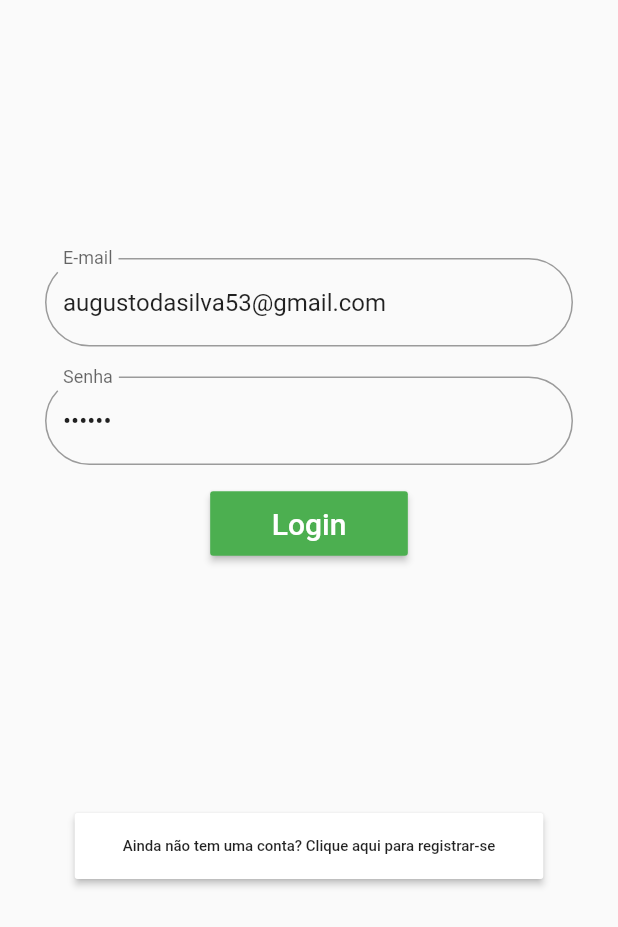
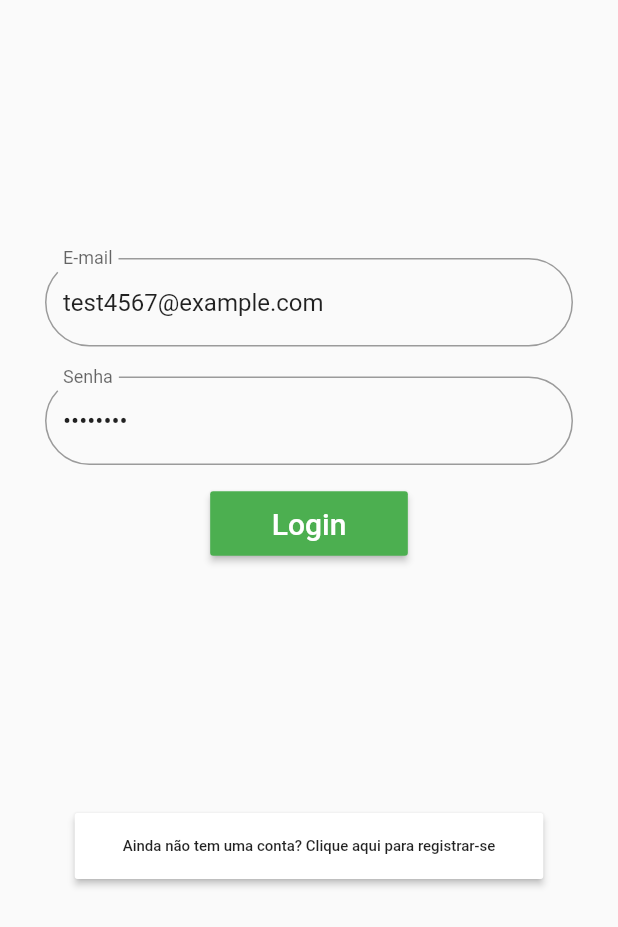
Before and after one commit to barreiradlc/ecarto, a Flutter app: the screen it shows after launch, on a phone screen of 412 x 824 dp, the part 309-1236 px from its top. Run offline on Flutter 3.47's test engine with Material 2 defaults, Android fonts, the phone set to English and light mode, and no system bars; our stand-ins replace carousel_slider, dio, geolocator, get, image_picker, shared_preferences and 1 more; missing offline and left inert: universal_html; accounts and stored records are empty.

```diff
--- a/lib/telas/DetailItemScreen.dart
+++ b/lib/telas/DetailItemScreen.dart
@@ -127,7 +127,7 @@ class DetailItems extends State<DetailItemScreen> {
                   children: <Widget>[
                     AlertDialog(
                       // buttonPadd ing: EdgeInsets.all(40),
-                      insetPadding: EdgeInsets.symmetric(vertical: 20),
+                      contentPadding: EdgeInsets.symmetric(vertical: 20),
                       content: Container(
                         padding: EdgeInsets.symmetric(vertical: 20),
                         child:
--- a/lib/telas/Home/Artes.dart
+++ b/lib/telas/Home/Artes.dart
@@ -97,7 +97,7 @@ class ArteState extends State<Artes> {
                                 image: bg,
                                 fit: BoxFit.cover,
                                 colorFilter: new ColorFilter.mode(
-                                    Colors.blue.withOpacity(0.6),
+                                    Colors.lightBlue.withOpacity(0.6),
                                     BlendMode.srcOver),
                               ),
                             ),
--- a/lib/telas/Home/Materiais.dart
+++ b/lib/telas/Home/Materiais.dart
@@ -84,12 +84,16 @@ class MateriaiState extends State<Materiais> {
                         // print('pokebola vai');
                       },
                       child: Container(
+                        // foregroundDecoration: BoxDecoration(
+                        //   color: Colors.grey,
+                        //   backgroundBlendMode: BlendMode.saturation,
+                        // ),
                           decoration: BoxDecoration(
                             image: DecorationImage(
                               image: bg,
                               fit: BoxFit.cover,
                               colorFilter: new ColorFilter.mode(
-                                  Colors.green.withOpacity(0.6),
+                                  Colors.lightGreen.withOpacity(0.6),
                                   BlendMode.srcOver),
                             ),
                           ),
--- a/lib/telas/Login.dart
+++ b/lib/telas/Login.dart
@@ -37,11 +37,11 @@ class _MyCustomFormState extends State<Login> {
 
   // Create a text controller and use it to retrieve the current value
   // of the TextField.
-  final myController = TextEditingController(text: 'augustodasilva53@gmail.com');
-  final myController2 = TextEditingController(text: '123123');
+  // final myController = TextEditingController(text: 'augustodasilva53@gmail.com');
+  // final myController2 = TextEditingController(text: '123123');
 
-  // final myController = TextEditingController(text: '');
-  // final myController2 = TextEditingController(text: '');
+  final myController = TextEditingController(text: 'test4567@example.com');
+  final myController2 = TextEditingController(text: 'password');
 
   alertAviso(msg) {
     return showDialog(
--- a/pubspec.yaml
+++ b/pubspec.yaml
@@ -28,8 +28,8 @@ dependencies:
   carousel_slider: 1.3.1
   sqflite:
   path:
-  url_launcher: 5.4.2web
-  get:
+  url_launcher: 5.4.2
+  get: 2.11.3
   geolocator: 5.3.2+2
 
 
```
Also changed, not shown: lib/telas/Itens/Form.dart (+20 -3 lines), pubspec.lock, 1 other file.
